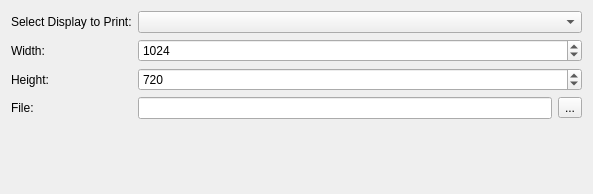
The window that src/hobbits-plugins/importerexporters/DisplayPrint/displayprintexportform.ui (goldest-star/binary-analysis-tool) describes before a commit, drawn with Qt 5.
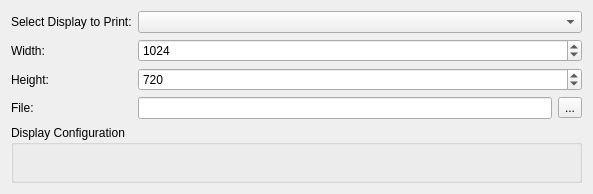
The same window after the commit.

```diff
--- a/src/hobbits-plugins/importerexporters/DisplayPrint/displayprintexportform.ui
+++ b/src/hobbits-plugins/importerexporters/DisplayPrint/displayprintexportform.ui
@@ -93,6 +93,13 @@
      </item>
     </layout>
    </item>
+   <item>
+    <widget class="QGroupBox" name="gb_displayConfig">
+     <property name="title">
+      <string>Display Configuration</string>
+     </property>
+    </widget>
+   </item>
   </layout>
  </widget>
  <resources/>
```
